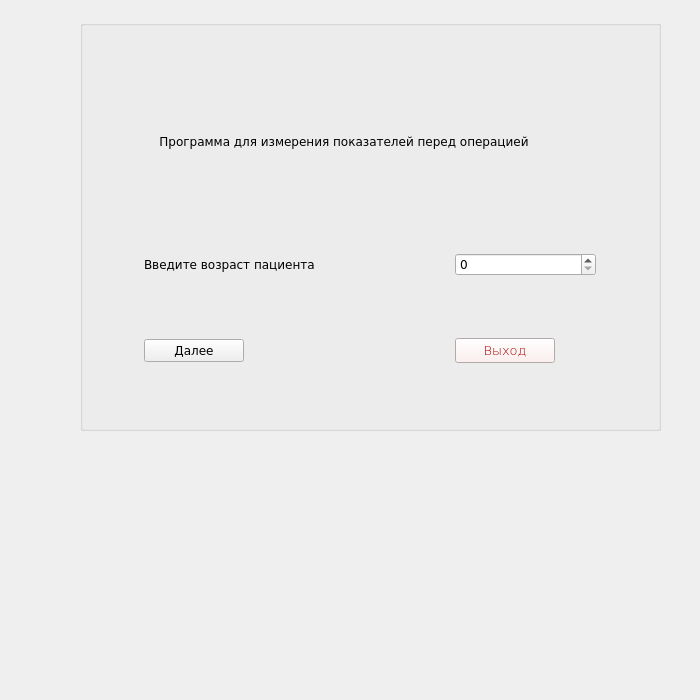
This is Medic/forms/ui/helloform.ui in W3STi/Medical-calculate-programm as Qt 5 draws it before an edit. The edited form follows.
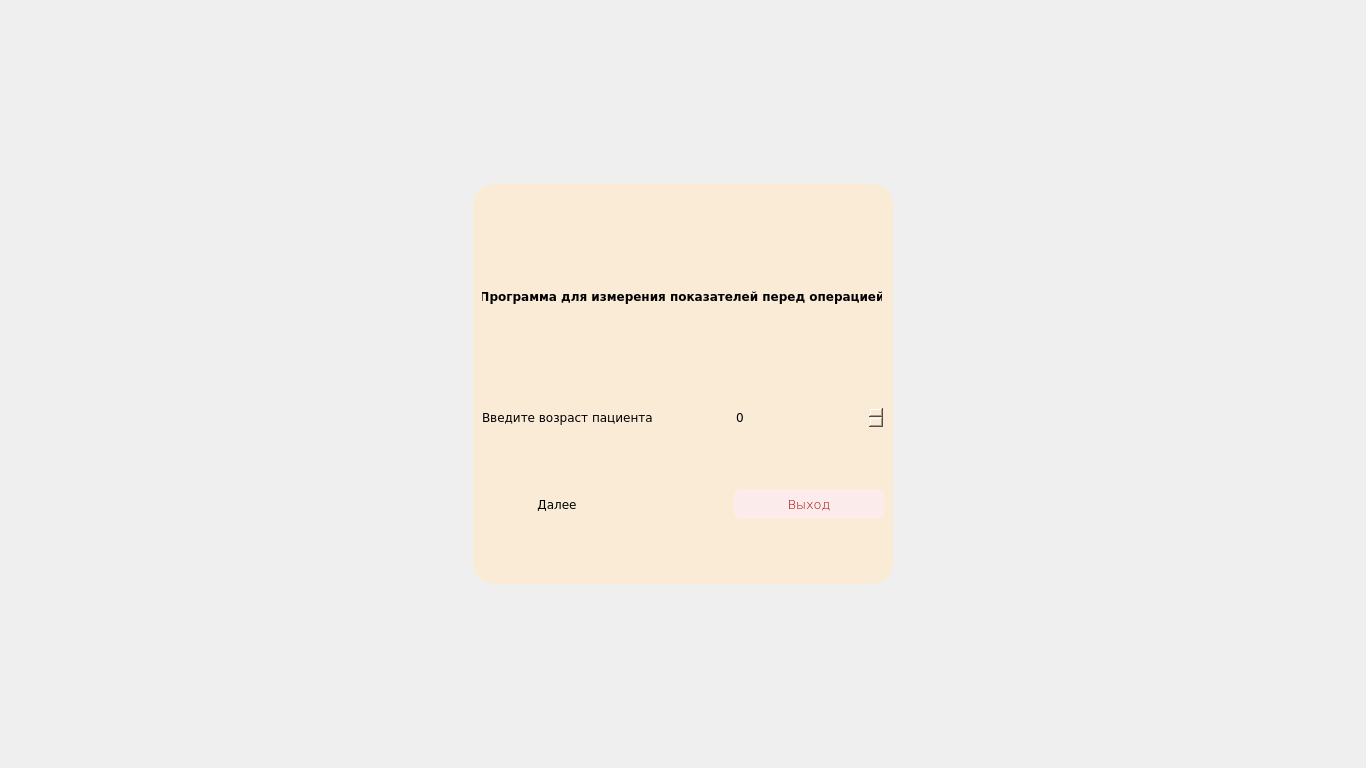
This is the edited form.

```diff
--- a/Medic/forms/ui/helloform.ui
+++ b/Medic/forms/ui/helloform.ui
@@ -6,66 +6,49 @@
    <rect>
     <x>0</x>
     <y>0</y>
-    <width>700</width>
-    <height>700</height>
+    <width>1366</width>
+    <height>768</height>
    </rect>
   </property>
+  <property name="minimumSize">
+   <size>
+    <width>1366</width>
+    <height>768</height>
+   </size>
+  </property>
   <property name="maximumSize">
    <size>
-    <width>16777215</width>
-    <height>16777215</height>
+    <width>1366</width>
+    <height>768</height>
    </size>
   </property>
   <property name="windowTitle">
    <string>Form</string>
   </property>
   <property name="styleSheet">
-   <string notr="true">font-family: Verdana;</string>
-  </property>
-  <widget class="QGroupBox" name="groupBox">
-   <property name="geometry">
-    <rect>
-     <x>80</x>
-     <y>20</y>
-     <width>581</width>
-     <height>411</height>
-    </rect>
-   </property>
-   <property name="styleSheet">
     <string notr="true"/>
    </property>
+  <layout class="QGridLayout" name="gridLayout">
+   <item row="0" column="0">
+    <widget class="QGroupBox" name="groupBox">
+     <property name="maximumSize">
+      <size>
+       <width>420</width>
+       <height>400</height>
+      </size>
+     </property>
+     <property name="styleSheet">
+      <string notr="true">background-color: #FAEBD7;
+border-radius: 20px;
+font-family: Verdana;</string>
+     </property>
    <property name="title">
     <string/>
    </property>
    <property name="alignment">
     <set>Qt::AlignCenter</set>
    </property>
-   <layout class="QGridLayout" name="gridLayout">
-    <item row="1" column="1">
-     <widget class="QSpinBox" name="spinBox"/>
-    </item>
-    <item row="0" column="0" colspan="2">
-     <widget class="QLabel" name="label_2">
-      <property name="minimumSize">
-       <size>
-        <width>400</width>
-        <height>100</height>
-       </size>
-      </property>
-      <property name="maximumSize">
-       <size>
-        <width>400</width>
-        <height>100</height>
-       </size>
-      </property>
-      <property name="text">
-       <string>Программа для измерения показателей перед операцией</string>
-      </property>
-      <property name="alignment">
-       <set>Qt::AlignCenter</set>
-      </property>
-     </widget>
-    </item>
+     <layout class="QGridLayout" name="gridLayout_2">
     <item row="1" column="0">
      <widget class="QLabel" name="label">
       <property name="text">
@@ -73,11 +56,58 @@
       </property>
      </widget>
     </item>
+      <item row="1" column="1">
+       <widget class="QSpinBox" name="spinBox">
+        <property name="minimumSize">
+         <size>
+          <width>0</width>
+          <height>25</height>
+         </size>
+        </property>
+       </widget>
+      </item>
+      <item row="2" column="0">
+       <widget class="QPushButton" name="pushButton_4">
+        <property name="minimumSize">
+         <size>
+          <width>100</width>
+          <height>30</height>
+         </size>
+        </property>
+        <property name="maximumSize">
+         <size>
+          <width>150</width>
+          <height>16777215</height>
+         </size>
+        </property>
+        <property name="font">
+         <font>
+          <family>Verdana</family>
+          <pointsize>9</pointsize>
+         </font>
+        </property>
+        <property name="cursor">
+         <cursorShape>PointingHandCursor</cursorShape>
+        </property>
+        <property name="styleSheet">
+         <string notr="true">border-radius: 5px;</string>
+        </property>
+        <property name="text">
+         <string>Далее</string>
+        </property>
+       </widget>
+      </item>
     <item row="2" column="1">
      <widget class="QPushButton" name="pushButton_5">
+        <property name="minimumSize">
+         <size>
+          <width>150</width>
+          <height>30</height>
+         </size>
+        </property>
       <property name="maximumSize">
        <size>
-        <width>100</width>
+          <width>150</width>
         <height>50</height>
        </size>
       </property>
@@ -96,43 +126,45 @@
       <property name="styleSheet">
        <string notr="true">background-color: #fcebeb;
 font: 75 10pt &quot;Verdana&quot;;
-color: rgb(170, 0, 0);</string>
+color: rgb(170, 0, 0);
+border-radius: 5px;</string>
       </property>
       <property name="text">
        <string>Выход</string>
       </property>
      </widget>
     </item>
-    <item row="2" column="0">
-     <widget class="QPushButton" name="pushButton_4">
+      <item row="0" column="0">
+       <widget class="QLabel" name="label_2">
       <property name="minimumSize">
        <size>
-        <width>100</width>
-        <height>0</height>
+          <width>400</width>
+          <height>100</height>
        </size>
       </property>
       <property name="maximumSize">
        <size>
-        <width>100</width>
-        <height>16777215</height>
-       </size>
-      </property>
-      <property name="font">
-       <font>
-        <family>Verdana</family>
-        <pointsize>9</pointsize>
-       </font>
-      </property>
-      <property name="cursor">
-       <cursorShape>PointingHandCursor</cursorShape>
+          <width>400</width>
+          <height>100</height>
+         </size>
+        </property>
+        <property name="styleSheet">
+         <string notr="true">font-size: 9pt;
+font-weight: bold;
+</string>
       </property>
       <property name="text">
-       <string>Далее</string>
-      </property>
+         <string>Программа для измерения показателей перед операцией</string>
+        </property>
+        <property name="alignment">
+         <set>Qt::AlignCenter</set>
+        </property>
      </widget>
     </item>
    </layout>
   </widget>
+   </item>
+  </layout>
  </widget>
  <resources/>
  <connections/>
```
Lines whose indentation alone changed are shown as unchanged.
